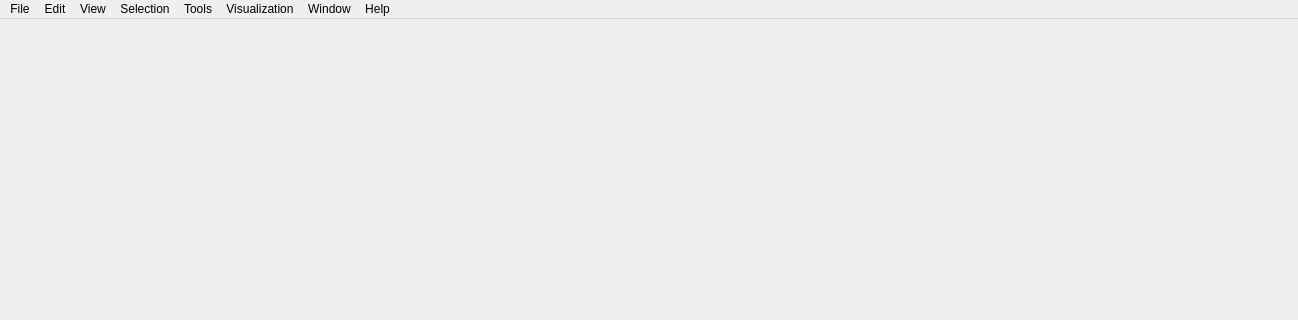
Above: ui/MainWindow.ui from sharjith/ModelViewer-Qt before the change; both pictures show x 0 to 1298 and y 0 to 320 of the 1298 by 778 pixel window. Below: the same form after it.
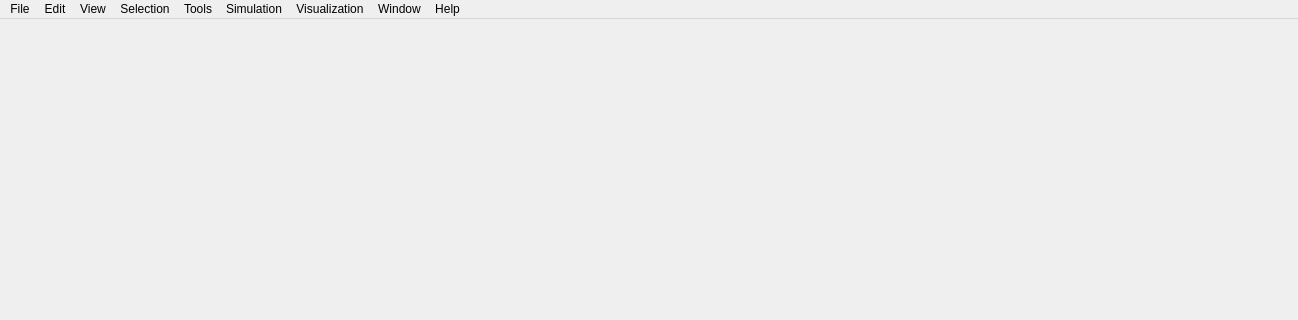
That is the form after the change. Icons and pictures are not drawn.

Commit message: Show simulation results in the viewport: Simulation > Open Result...

Diff of the .ui file:
```diff
--- a/ui/MainWindow.ui
+++ b/ui/MainWindow.ui
@@ -200,6 +200,12 @@
     <addaction name="separator"/>
     <addaction name="actionPurgeRedundantNodes"/>
    </widget>
+   <widget class="QMenu" name="menuSimulation">
+    <property name="title">
+     <string>Simulation</string>
+    </property>
+    <addaction name="actionOpenSimulationResult"/>
+   </widget>
    <widget class="QMenu" name="menuVisualization">
     <property name="title">
      <string>Visualization</string>
@@ -213,6 +219,7 @@
    <addaction name="menuView"/>
    <addaction name="menuSelection"/>
    <addaction name="menuTools"/>
+   <addaction name="menuSimulation"/>
    <addaction name="menuVisualization"/>
    <addaction name="menuWindows"/>
    <addaction name="menuHelp"/>
```
Left out of the diff: 8 changed lines with no effect on the pictures. The commit also changes 10 other files.
